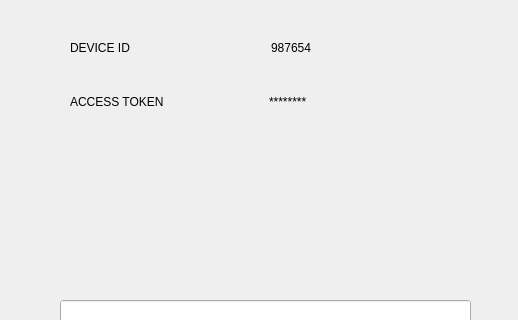
Above: app/src/views/link/mainpage.ui from pjlt/lanthing-pc before the change; both pictures show x 0 to 518 and y 0 to 320 of the 518 by 600 pixel window. Below: the same form after it.
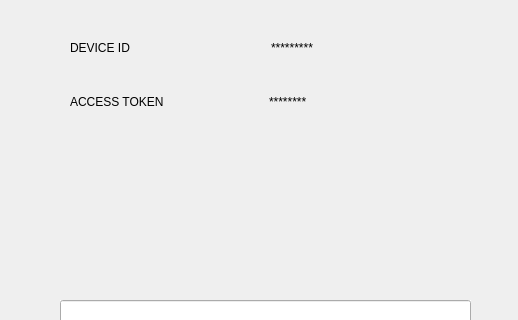
That is the form after the change. Icons and pictures are not drawn.

Diff of the .ui file:
```diff
--- a/app/src/views/link/mainpage.ui
+++ b/app/src/views/link/mainpage.ui
@@ -144,7 +144,7 @@
 border-style:outset;</string>
       </property>
       <property name="text">
-       <string>987654</string>
+       <string>*********</string>
       </property>
       <property name="maxLength">
        <number>60</number>
```
Left out of the diff: 4 changed lines with no effect on the pictures.
